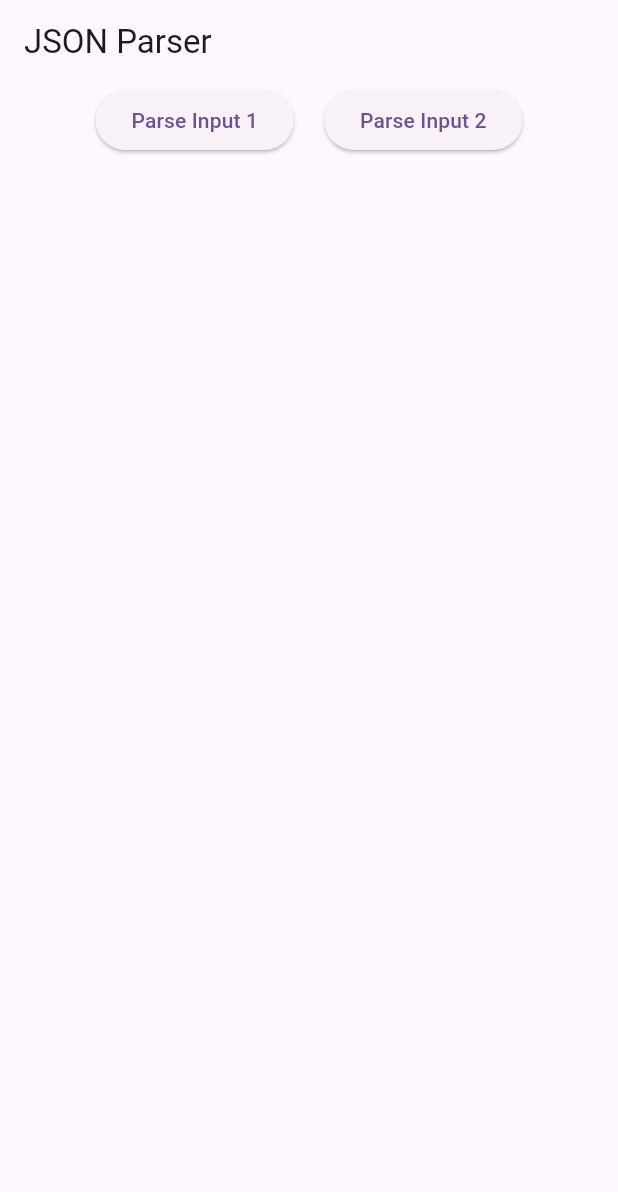
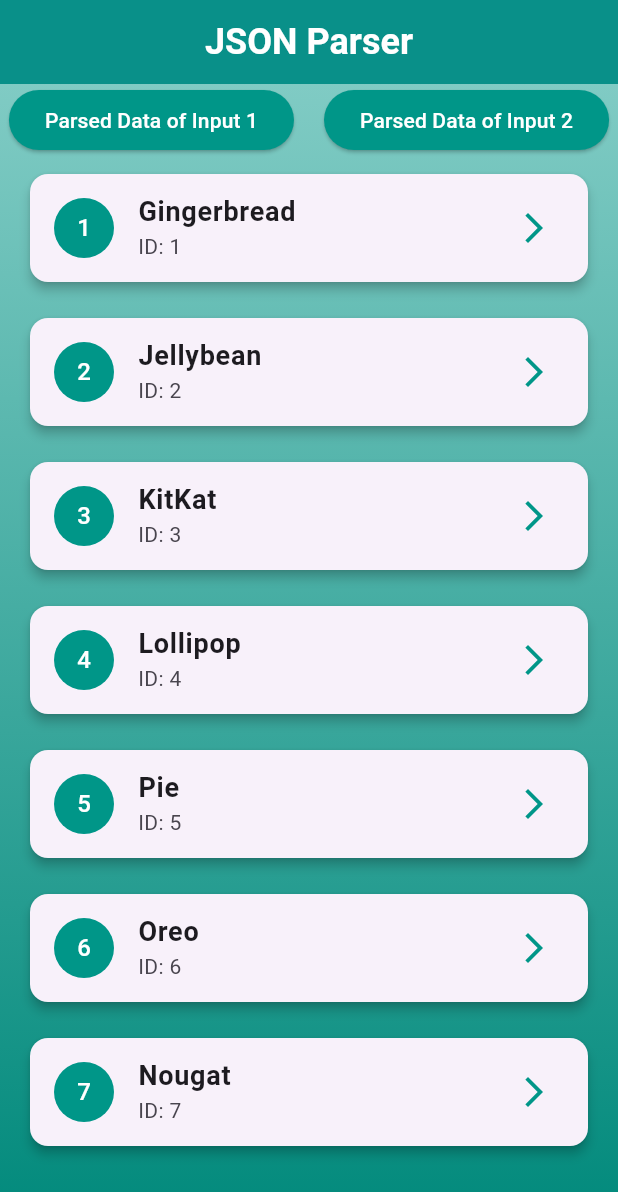
Before and after one commit to muksiturrahman/sm_technology_test_task, a Flutter app: the screen it shows after launch, on a phone screen of 412 x 824 dp. Shown: the top 1192 px of the screen. Run offline on Flutter 3.47's test engine with Material 3 defaults, Android fonts, the phone set to English and light mode, and no system bars.

Commit message:
Organize UI components and clean up code structure

```diff
--- a/lib/main.dart
+++ b/lib/main.dart
@@ -8,10 +8,10 @@ void main() {
 class MyApp extends StatelessWidget {
   const MyApp({super.key});
 
-  // This widget is the root of your application.
   @override
   Widget build(BuildContext context) {
     return MaterialApp(
+      debugShowCheckedModeBanner: false,
       title: 'Flutter Demo',
       theme: ThemeData(
         colorScheme: ColorScheme.fromSeed(seedColor: Colors.deepPurple),
--- a/lib/screens/output_screen.dart
+++ b/lib/screens/output_screen.dart
@@ -2,6 +2,9 @@ import 'package:flutter/material.dart';
 import 'package:sm_technology_test_task/utils/global_var.dart';
 import '../models/android_version_model.dart';
 import '../utils/json_parser.dart';
+import '../widgets/custom_app_bar.dart';
+import '../widgets/custom_list_tile.dart';
+import '../widgets/background_container.dart';
 
 class OutputScreen extends StatefulWidget {
   const OutputScreen({super.key});
@@ -10,53 +13,111 @@ class OutputScreen extends StatefulWidget {
   State<OutputScreen> createState() => _OutputScreenState();
 }
 
-class _OutputScreenState extends State<OutputScreen> {
+class _OutputScreenState extends State<OutputScreen>
+    with SingleTickerProviderStateMixin {
   final String input1 = AppString.input1;
-
   final String input2 = AppString.input2;
 
-  List<AndroidVersion> parsedVersions = [];
+  late List<AndroidVersion> parsedVersionsInput1;
+  late List<AndroidVersion> parsedVersionsInput2;
+  late ValueNotifier<List<AndroidVersion>> currentParsedVersions;
 
-  void parseAndDisplay(String jsonString) {
-    setState(() {
-      parsedVersions = JSONParser.parseJSON(jsonString);
-    });
+  late AnimationController _animationController;
+
+  @override
+  void initState() {
+    super.initState();
+
+    _animationController = AnimationController(
+      duration: const Duration(milliseconds: 300),
+      vsync: this,
+    );
+
+    parsedVersionsInput1 = JSONParser.parseJSON(input1);
+    parsedVersionsInput2 = JSONParser.parseJSON(input2);
+
+    currentParsedVersions = ValueNotifier(parsedVersionsInput1);
+    _animationController.forward(from: 0.0);
+  }
+
+  @override
+  void dispose() {
+    _animationController.dispose();
+    super.dispose();
+  }
+
+  void displayParsedData(List<AndroidVersion> versions) {
+    currentParsedVersions.value = versions;
+    _animationController.forward(from: 0.0);
   }
 
   @override
   Widget build(BuildContext context) {
     return Scaffold(
-      appBar: AppBar(
-        title: Text('JSON Parser'),
+      appBar: CustomAppBar(title: 'JSON Parser'),
+      body: BackgroundContainer(
+        child: Column(
+          children: [
+            _buildButtonRow(),
+            _buildParsedDataList(),
+          ],
         ),
-      body: Column(
-        children: [
-          Row(
+      ),
+    );
+  }
+
+  Widget _buildButtonRow() {
+    return Row(
       mainAxisAlignment: MainAxisAlignment.center,
       children: [
         ElevatedButton(
-                onPressed: () => parseAndDisplay(input1),
-                child: Text('Parse Input 1'),
+          onPressed: () => displayParsedData(parsedVersionsInput1),
+          style: ElevatedButton.styleFrom(
+            backgroundColor: Colors.teal,
           ),
-              SizedBox(width: 20),
+          child: const Text(
+            'Parsed Data of Input 1',
+            style: TextStyle(color: Colors.white),
+          ),
+        ),
+        const SizedBox(width: 20),
         ElevatedButton(
-                onPressed: () => parseAndDisplay(input2),
-                child: Text('Parse Input 2'),
+          onPressed: () => displayParsedData(parsedVersionsInput2),
+          style: ElevatedButton.styleFrom(
+            backgroundColor: Colors.teal,
           ),
-            ],
-          ),
-          Expanded(
-            child: ListView.builder(
-              itemCount: parsedVersions.length,
-              itemBuilder: (context, index) {
-                return ListTile(
-                  title: Text(parsedVersions[index].title),
-                  subtitle: Text('ID: ${parsedVersions[index].id}'),
-                );
-              },
+          child: const Text(
+            'Parsed Data of Input 2',
+            style: TextStyle(color: Colors.white),
           ),
         ),
       ],
+    );
+  }
+
+  Widget _buildParsedDataList() {
+    return Expanded(
+      child: ValueListenableBuilder<List<AndroidVersion>>(
+        valueListenable: currentParsedVersions,
+        builder: (context, versions, child) {
+          return ListView.builder(
+            itemCount: versions.length,
+            itemBuilder: (context, index) {
+              final Animation<double> animation = CurvedAnimation(
+                parent: _animationController,
+                curve: Interval(
+                  (1 / versions.length) * index,
+                  1.0,
+                  curve: Curves.easeOut,
+                ),
+              );
+              return CustomListTile(
+                version: versions[index],
+                animation: animation,
+              );
+            },
+          );
+        },
       ),
     );
   }
--- /dev/null
+++ b/lib/widgets/background_container.dart
@@ -0,0 +1,21 @@
+import 'package:flutter/material.dart';
+
+class BackgroundContainer extends StatelessWidget {
+  final Widget child;
+
+  const BackgroundContainer({required this.child, Key? key}) : super(key: key);
+
+  @override
+  Widget build(BuildContext context) {
+    return Container(
+      decoration: BoxDecoration(
+        gradient: LinearGradient(
+          colors: [Colors.teal.shade200, Colors.teal.shade600],
+          begin: Alignment.topCenter,
+          end: Alignment.bottomCenter,
+        ),
+      ),
+      child: child,
+    );
+  }
+}
--- /dev/null
+++ b/lib/widgets/custom_app_bar.dart
@@ -0,0 +1,23 @@
+import 'package:flutter/material.dart';
+
+class CustomAppBar extends StatelessWidget implements PreferredSizeWidget {
+  final String title;
+
+  const CustomAppBar({required this.title, Key? key}) : super(key: key);
+
+  @override
+  Widget build(BuildContext context) {
+    return AppBar(
+      title: Text(
+        title,
+        style: TextStyle(fontWeight: FontWeight.bold, fontSize: 24,color: Colors.white),
+      ),
+      centerTitle: true,
+      backgroundColor: Colors.teal,
+      elevation: 4.0,
+    );
+  }
+
+  @override
+  Size get preferredSize => Size.fromHeight(kToolbarHeight);
+}
--- /dev/null
+++ b/lib/widgets/custom_list_tile.dart
@@ -0,0 +1,50 @@
+import 'package:flutter/material.dart';
+import '../models/android_version_model.dart';
+
+class CustomListTile extends StatelessWidget {
+  final AndroidVersion version;
+  final Animation<double> animation;
+
+  const CustomListTile({
+    required this.version,
+    required this.animation,
+    Key? key,
+  }) : super(key: key);
+
+  @override
+  Widget build(BuildContext context) {
+    return SlideTransition(
+      position: animation.drive(
+        Tween<Offset>(
+          begin: const Offset(1, 0),
+          end: Offset.zero,
+        ).chain(
+          CurveTween(curve: Curves.easeInOut),
+        ),
+      ),
+      child: AnimatedContainer(
+        duration: const Duration(milliseconds: 300),
+        curve: Curves.easeInOut,
+        margin: const EdgeInsets.symmetric(vertical: 8.0, horizontal: 16.0),
+        child: Card(
+          elevation: 3.0,
+          child: ListTile(
+            leading: CircleAvatar(
+              backgroundColor: Colors.teal,
+              child: Text(
+                version.id.toString(),
+                style: const TextStyle(color: Colors.white),
+              ),
+            ),
+            title: Text(
+              version.title,
+              style: const TextStyle(fontSize: 18, fontWeight: FontWeight.bold),
+            ),
+            subtitle: Text('ID: ${version.id}'),
+            trailing: const Icon(Icons.arrow_forward_ios, color: Colors.teal),
+          ),
+        ),
+      ),
+    );
+  }
+}
```
Lines whose indentation alone changed are shown as unchanged.
